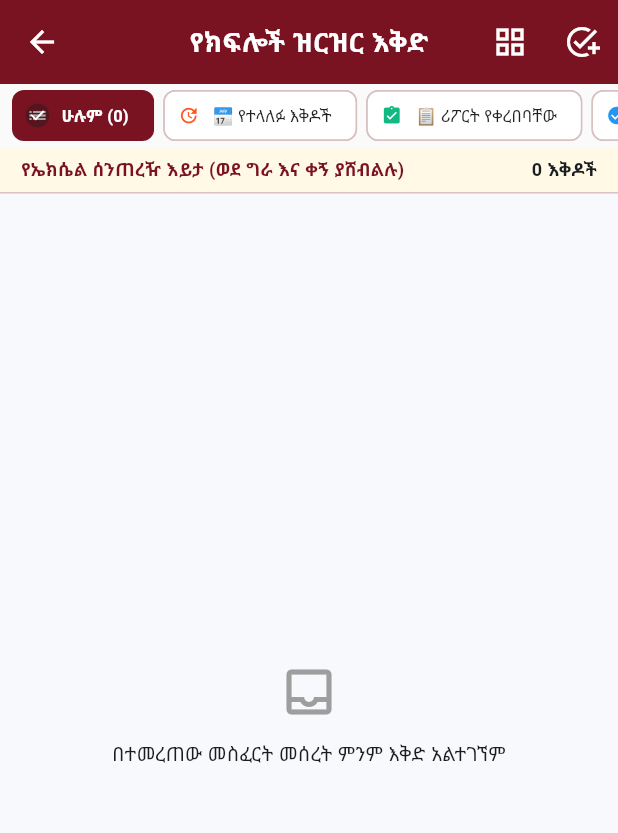
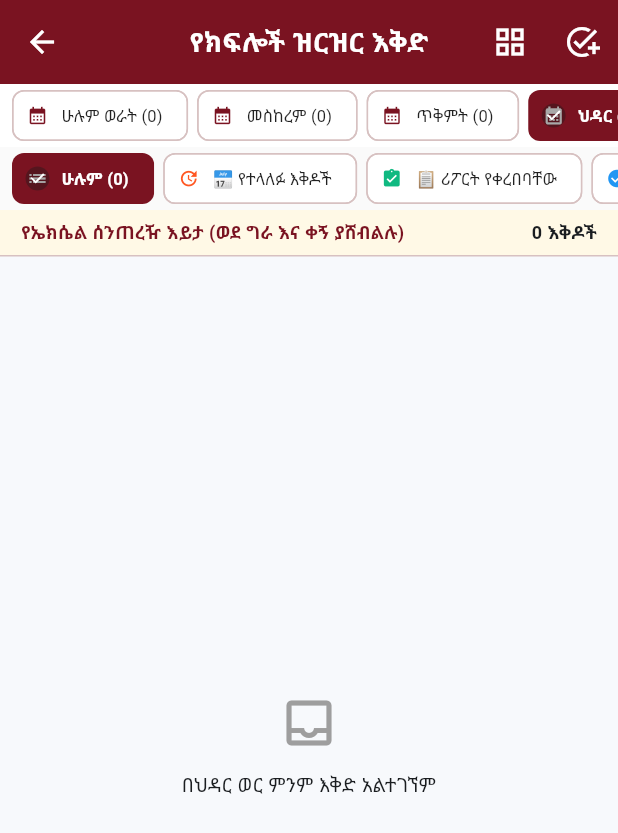
Before and after one commit to shetesfa/plan-atsede-teguhan, a Flutter app: the PlansScreen screen opened directly with empty values, on a phone screen of 412 x 824 dp. Shown: the top 833 px of the screen. Run offline on Flutter 3.47's test engine with Material 3 defaults, Android fonts, the phone set to English and light mode, and no system bars; our stand-ins replace file_picker, flutter_local_notifications, flutter_secure_storage, google_fonts, image_picker, pdf and 3 more; missing offline and left inert: excel; accounts and stored records are empty; network calls fail.

Commit message:
Plans seen by month + calendar opens on the current month

```diff
--- a/lib/screens/plan_calendar_screen.dart
+++ b/lib/screens/plan_calendar_screen.dart
@@ -5,6 +5,7 @@ import '../models/plan_item.dart';
 import '../services/auth_service.dart';
 import '../services/pdf_generator_service.dart';
 import '../services/telegram_service.dart';
+import '../utils/ethiopian_date_display.dart';
 import '../widgets/telegram_connect_dialog.dart';
 import '../theme/app_theme.dart';
 
@@ -32,7 +33,7 @@ class _PlanCalendarScreenState extends State<PlanCalendarScreen> {
     'መስ', 'ጥቅ', 'ህዳር', 'ታህ', 'ጥር', 'የካ', 'መጋ', 'ሚያ', 'ግን', 'ሰኔ', 'ሐም', 'ነሐ'
   ];
 
-  int selectedMonthIndex = 1; // ነባሪ፦ ጥቅምት
+  int selectedMonthIndex = currentEthiopianMonthIndex(); // ነባሪ፦ አሁን ያለንበት ወር
   String selectedFilter = 'all'; // 'all', 'overdue', 'postponed', 'reported', 'completed'
   String? selectedDeptId;
 
--- a/lib/screens/plans_screen.dart
+++ b/lib/screens/plans_screen.dart
@@ -34,6 +34,9 @@ class PlansScreen extends StatefulWidget {
 class _PlansScreenState extends State<PlansScreen> {
   String selectedDeptId = 'all';
   String selectedStatusFilter = 'all'; // 'all', 'postponed', 'reported', 'completed', 'overdue'
+  /// Month view (2026-11-25): -1 = all months, else 0-12 index into
+  /// ethiopianMonths13. Defaults to the month we are in (ህዳር).
+  int selectedMonthIndex = -1;
   bool isTableView = true;
 
   /// M10፦ የመጨረሻው የአገልጋይ ዝርዝር-ማደስ ስህተት — "server አልተገኘም" ከ "እቅድ የለም"
@@ -53,6 +56,8 @@ class _PlansScreenState extends State<PlansScreen> {
     // C5: እቅዶች ሲጫኑ የአካባቢ ማሳሰቢያዎችን ማስያዝ (NotificationService init
     // በ main.dart ተደርጓል፤ ካልተዘጋጀ scheduleRemindersForPlans በዝምታ ይመለሳል)።
     NotificationService().scheduleRemindersForPlans(widget.plans);
+    // Month view: open on the month we are in.
+    selectedMonthIndex = currentEthiopianMonthIndex();
   }
 
   @override
@@ -65,11 +70,10 @@ class _PlansScreenState extends State<PlansScreen> {
     }
   }
 
-  List<PlanItem> get filteredPlans {
+  /// Plans after the department filter only (month chips count these).
+  List<PlanItem> get _deptFilteredPlans {
     final currentDept = AuthService.currentDepartment;
-
     return widget.plans.where((p) {
-      // 1. የክፍል ፍተሻ
       if (!AuthService.isSuperAdmin && currentDept != null) {
         if (!p.departmentName.contains(currentDept.shortName) && p.departmentId != currentDept.id) {
           return false;
@@ -80,7 +84,12 @@ class _PlansScreenState extends State<PlansScreen> {
           return false;
         }
       }
-
+      return true;
+    }).toList();
+  }
+
+  List<PlanItem> get filteredPlans {
+    final filtered = _deptFilteredPlans.where((p) {
       // 2. የሁኔታ/ሪፖርት ፍተሻ
       if (selectedStatusFilter == 'postponed') {
         return p.isPostponed;
@@ -95,7 +104,27 @@ class _PlansScreenState extends State<PlansScreen> {
       }
 
       return true;
+    }).where((p) {
+      // 3. የወር ፍተሻ (2026-11-25): plan seen by the month it is DUE in.
+      if (selectedMonthIndex < 0) return true;
+      final dueMonth = dueEthiopianMonthName(
+        dueDateEthiopian: p.dueDateEthiopian,
+        dueDate: p.dueDate,
+      );
+      return dueMonth == ethiopianMonths13[selectedMonthIndex];
     }).toList();
+
+    // Month view: earliest due date first, plans without a due date last.
+    filtered.sort((a, b) {
+      final da = a.dueDate;
+      final db = b.dueDate;
+      if (da == null && db == null) return a.id.compareTo(b.id);
+      if (da == null) return 1;
+      if (db == null) return -1;
+      final c = da.compareTo(db);
+      return c != 0 ? c : a.id.compareTo(b.id);
+    });
+    return filtered;
   }
 
   Future<void> _pickExcelFile() async {
@@ -1026,6 +1055,29 @@ class _PlansScreenState extends State<PlansScreen> {
               ),
             ),
 
+          // የወር ማጣሪያ ባር (2026-11-25): እቅድ በወር — እቅዱ በሚጠናቀቅበት ወር
+          // ይታያል። ነባሪው አሁን ያለንበት ወር ነው።
+          Container(
+            height: 42,
+            color: Colors.white,
+            child: ListView(
+              scrollDirection: Axis.horizontal,
+              padding: const EdgeInsets.symmetric(horizontal: 8, vertical: 4),
+              children: [
+                _buildMonthChip(-1, 'ሁሉም ወራት (${_deptFilteredPlans.length})'),
+                ...List.generate(ethiopianMonths13.length, (idx) {
+                  final count = _deptFilteredPlans.where((p) =>
+                      dueEthiopianMonthName(
+                        dueDateEthiopian: p.dueDateEthiopian,
+                        dueDate: p.dueDate,
+                      ) ==
+                      ethiopianMonths13[idx]).length;
+                  return _buildMonthChip(idx, '${ethiopianMonths13[idx]} ($count)');
+                }),
+              ],
+            ),
+          ),
+
           // የሁኔታ ማጣሪያ ባር (ሁሉም፣ የተላለፉ፣ ሪፖርት የቀረበባቸው፣ የተጠናቀቁ)
           Container(
             height: 42,
@@ -1078,7 +1130,9 @@ class _PlansScreenState extends State<PlansScreen> {
                           Text(
                             _serverError != null
                                 ? 'አገልጋዩ አልተገኘም፦ $_serverError'
-                                : 'በተመረጠው መስፈርት መሰረት ምንም እቅድ አልተገኘም',
+                                : selectedMonthIndex >= 0
+                                    ? 'በ${ethiopianMonths13[selectedMonthIndex]} ወር ምንም እቅድ አልተገኘም'
+                                    : 'በተመረጠው መስፈርት መሰረት ምንም እቅድ አልተገኘም',
                             textAlign: TextAlign.center,
                             style: const TextStyle(fontSize: 13),
                           ),
@@ -1125,6 +1179,36 @@ class _PlansScreenState extends State<PlansScreen> {
         onSelected: (val) {
           setState(() {
             selectedStatusFilter = val ? filterKey : 'all';
+          });
+        },
+      ),
+    );
+  }
+
+  /// Month chip (2026-11-25): -1 = all months, else an index into
+  /// ethiopianMonths13. Tapping a month shows only the plans due in
+  /// that month; tapping the selected month again shows all months.
+  Widget _buildMonthChip(int monthIndex, String label) {
+    final isSelected = selectedMonthIndex == monthIndex;
+    return Padding(
+      padding: const EdgeInsets.only(right: 6),
+      child: FilterChip(
+        avatar: Icon(Icons.calendar_month,
+            size: 14,
+            color: isSelected ? Colors.white : AppTheme.primaryMaroon),
+        label: Text(label),
+        selected: isSelected,
+        selectedColor: AppTheme.primaryMaroon,
+        checkmarkColor: Colors.white,
+        labelStyle: TextStyle(
+          color: isSelected ? Colors.white : Colors.black87,
+          fontSize: 11,
+          fontWeight: isSelected ? FontWeight.bold : FontWeight.normal,
+        ),
+        onSelected: (val) {
+          setState(() {
+            selectedMonthIndex =
+                val ? monthIndex : currentEthiopianMonthIndex();
           });
         },
       ),
```
Also changed, not shown: lib/utils/ethiopian_date_display.dart (+42 -1 lines).
